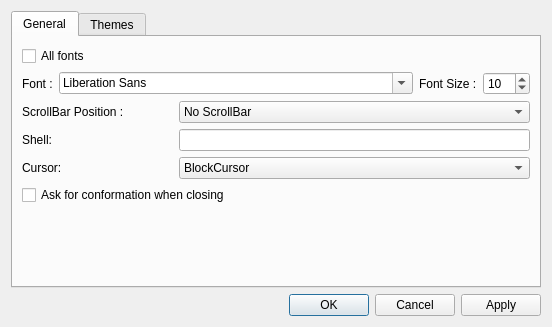
Qt form elokab-terminal/settingdialog.ui (zakariakov/elokab-terminal) before a commit.
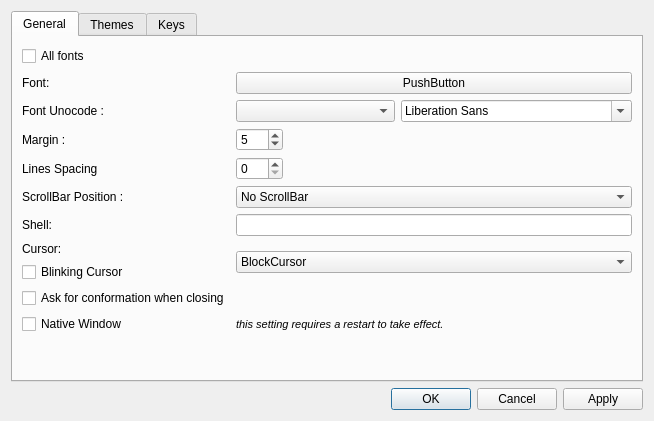
The same form after that commit.

Commit message: added custom font and new tabb and xquery colors

What changed in the file:
```diff
--- a/elokab-terminal/settingdialog.ui
+++ b/elokab-terminal/settingdialog.ui
@@ -6,8 +6,8 @@
    <rect>
     <x>0</x>
     <y>0</y>
-    <width>552</width>
-    <height>327</height>
+    <width>654</width>
+    <height>421</height>
    </rect>
   </property>
   <property name="windowTitle">
@@ -24,45 +24,87 @@
        <string>General</string>
       </attribute>
       <layout class="QGridLayout" name="gridLayout">
-       <item row="2" column="0" colspan="2">
-        <widget class="QLabel" name="label_4">
-         <property name="sizePolicy">
-          <sizepolicy hsizetype="Fixed" vsizetype="Preferred">
-           <horstretch>0</horstretch>
-           <verstretch>0</verstretch>
-          </sizepolicy>
-         </property>
-         <property name="text">
-          <string>ScrollBar Position :</string>
-         </property>
-        </widget>
-       </item>
-       <item row="3" column="2" colspan="4">
+       <item row="6" column="1">
         <widget class="QLineEdit" name="lineEditShell">
          <property name="text">
           <string/>
          </property>
         </widget>
        </item>
-       <item row="4" column="0" colspan="2">
-        <widget class="QLabel" name="label_9">
+       <item row="1" column="1">
+        <widget class="QPushButton" name="pushButtonFont">
          <property name="text">
-          <string>Cursor:</string>
+          <string>PushButton</string>
          </property>
         </widget>
        </item>
-       <item row="1" column="1" colspan="3">
-        <widget class="QFontComboBox" name="fontComboBox"/>
-       </item>
-       <item row="5" column="0" colspan="4">
+       <item row="9" column="0">
         <widget class="QCheckBox" name="checkBoxConfirmClosing">
          <property name="text">
           <string>Ask for conformation when closing</string>
          </property>
         </widget>
        </item>
+       <item row="3" column="1">
+        <widget class="QSpinBox" name="MarginSpinBox">
+         <property name="sizePolicy">
+          <sizepolicy hsizetype="Maximum" vsizetype="Fixed">
+           <horstretch>0</horstretch>
+           <verstretch>0</verstretch>
+          </sizepolicy>
+         </property>
+         <property name="minimum">
+          <number>0</number>
+         </property>
+         <property name="maximum">
+          <number>100</number>
+         </property>
+         <property name="value">
+          <number>5</number>
+         </property>
+        </widget>
+       </item>
+       <item row="4" column="1">
+        <widget class="QSpinBox" name="spinBoxLSpacing">
+         <property name="sizePolicy">
+          <sizepolicy hsizetype="Maximum" vsizetype="Fixed">
+           <horstretch>0</horstretch>
+           <verstretch>0</verstretch>
+          </sizepolicy>
+         </property>
+         <property name="minimum">
+          <number>0</number>
+         </property>
+         <property name="maximum">
+          <number>100</number>
+         </property>
+         <property name="value">
+          <number>0</number>
+         </property>
+        </widget>
+       </item>
+       <item row="2" column="0">
+        <widget class="QLabel" name="label_16">
+         <property name="sizePolicy">
+          <sizepolicy hsizetype="Fixed" vsizetype="Preferred">
+           <horstretch>0</horstretch>
+           <verstretch>0</verstretch>
+          </sizepolicy>
+         </property>
+         <property name="text">
+          <string>Font Unocode :</string>
+         </property>
+        </widget>
+       </item>
+       <item row="8" column="0">
+        <widget class="QCheckBox" name="checkBoxBlinking">
+         <property name="text">
+          <string>Blinking Cursor</string>
+         </property>
+        </widget>
+       </item>
        <item row="1" column="0">
-        <widget class="QLabel" name="label">
+        <widget class="QLabel" name="label_14">
          <property name="sizePolicy">
           <sizepolicy hsizetype="Fixed" vsizetype="Preferred">
            <horstretch>0</horstretch>
@@ -70,11 +112,45 @@
           </sizepolicy>
          </property>
          <property name="text">
-          <string>Font :</string>
+          <string>Font:</string>
          </property>
         </widget>
        </item>
-       <item row="4" column="2" colspan="4">
+       <item row="2" column="1">
+        <layout class="QHBoxLayout" name="horizontalLayout_2">
+         <item>
+          <widget class="QComboBox" name="comboBoxUnicode"/>
+         </item>
+         <item>
+          <widget class="QFontComboBox" name="fontComboBox">
+           <property name="writingSystem">
+            <enum>QFontDatabase::Any</enum>
+           </property>
+          </widget>
+         </item>
+        </layout>
+       </item>
+       <item row="4" column="0">
+        <widget class="QLabel" name="label_11">
+         <property name="sizePolicy">
+          <sizepolicy hsizetype="Fixed" vsizetype="Preferred">
+           <horstretch>0</horstretch>
+           <verstretch>0</verstretch>
+          </sizepolicy>
+         </property>
+         <property name="text">
+          <string>Lines Spacing</string>
+         </property>
+        </widget>
+       </item>
+       <item row="7" column="0">
+        <widget class="QLabel" name="label_9">
+         <property name="text">
+          <string>Cursor:</string>
+         </property>
+        </widget>
+       </item>
+       <item row="7" column="1" rowspan="2">
         <widget class="QComboBox" name="comboBoxCursor">
          <item>
           <property name="text">
@@ -93,45 +169,7 @@
          </item>
         </widget>
        </item>
-       <item row="2" column="2" colspan="4">
-        <widget class="QComboBox" name="ScrollBarComboBox">
-         <item>
-          <property name="text">
-           <string>No ScrollBar</string>
-          </property>
-         </item>
-         <item>
-          <property name="text">
-           <string>ScrollBar Left</string>
-          </property>
-         </item>
-         <item>
-          <property name="text">
-           <string>ScrollBar Right</string>
-          </property>
-         </item>
-        </widget>
-       </item>
-       <item row="1" column="5">
-        <widget class="QSpinBox" name="sizeSpinBox">
-         <property name="sizePolicy">
-          <sizepolicy hsizetype="Maximum" vsizetype="Fixed">
-           <horstretch>0</horstretch>
-           <verstretch>0</verstretch>
-          </sizepolicy>
-         </property>
-         <property name="minimum">
-          <number>6</number>
-         </property>
-         <property name="maximum">
-          <number>100</number>
-         </property>
-         <property name="value">
-          <number>10</number>
-         </property>
-        </widget>
-       </item>
-       <item row="1" column="4">
+       <item row="3" column="0">
         <widget class="QLabel" name="label_2">
          <property name="sizePolicy">
           <sizepolicy hsizetype="Fixed" vsizetype="Preferred">
@@ -140,11 +178,24 @@
           </sizepolicy>
          </property>
          <property name="text">
-          <string>Font Size :</string>
+          <string>Margin :</string>
          </property>
         </widget>
        </item>
-       <item row="6" column="2">
+       <item row="5" column="0">
+        <widget class="QLabel" name="label_4">
+         <property name="sizePolicy">
+          <sizepolicy hsizetype="Fixed" vsizetype="Preferred">
+           <horstretch>0</horstretch>
+           <verstretch>0</verstretch>
+          </sizepolicy>
+         </property>
+         <property name="text">
+          <string>ScrollBar Position :</string>
+         </property>
+        </widget>
+       </item>
+       <item row="11" column="1">
         <spacer name="verticalSpacer">
          <property name="orientation">
           <enum>Qt::Vertical</enum>
@@ -157,20 +208,59 @@
          </property>
         </spacer>
        </item>
-       <item row="3" column="0" colspan="2">
-        <widget class="QLabel" name="label_10">
-         <property name="text">
-          <string>Shell:</string>
-         </property>
-        </widget>
-       </item>
-       <item row="0" column="0" colspan="2">
+       <item row="0" column="0">
         <widget class="QCheckBox" name="checkBoxFont">
          <property name="text">
           <string>All fonts</string>
          </property>
         </widget>
        </item>
+       <item row="5" column="1">
+        <widget class="QComboBox" name="ScrollBarComboBox">
+         <item>
+          <property name="text">
+           <string>No ScrollBar</string>
+          </property>
+         </item>
+         <item>
+          <property name="text">
+           <string>ScrollBar Left</string>
+          </property>
+         </item>
+         <item>
+          <property name="text">
+           <string>ScrollBar Right</string>
+          </property>
+         </item>
+        </widget>
+       </item>
+       <item row="6" column="0">
+        <widget class="QLabel" name="label_10">
+         <property name="text">
+          <string>Shell:</string>
+         </property>
+        </widget>
+       </item>
+       <item row="10" column="0">
+        <widget class="QCheckBox" name="checkBoxNativeWindow">
+         <property name="text">
+          <string>Native Window</string>
+         </property>
+        </widget>
+       </item>
+       <item row="10" column="1">
+        <widget class="QLabel" name="label">
+         <property name="font">
+          <font>
+           <pointsize>8</pointsize>
+           <italic>true</italic>
+          </font>
+         </property>
+         <property name="text">
+          <string>this setting requires a restart to take effect.</string>
+         </property>
+        </widget>
+       </item>
       </layout>
      </widget>
      <widget class="QWidget" name="tabThemes">
@@ -440,6 +530,115 @@
        </item>
       </layout>
      </widget>
+     <widget class="QWidget" name="tab">
+      <attribute name="title">
+       <string>Keys</string>
+      </attribute>
+      <layout class="QVBoxLayout" name="verticalLayout_2">
+       <item>
+        <widget class="QTableWidget" name="tableWidget">
+         <attribute name="horizontalHeaderVisible">
+          <bool>false</bool>
+         </attribute>
+         <row>
+          <property name="text">
+           <string>ADD Tab</string>
+          </property>
+         </row>
+         <row>
+          <property name="text">
+           <string>Copy</string>
+          </property>
+         </row>
+         <row>
+          <property name="text">
+           <string>Paste</string>
+          </property>
+         </row>
+         <row>
+          <property name="text">
+           <string>Zoom In</string>
+          </property>
+         </row>
+         <row>
+          <property name="text">
+           <string>Zoom Out</string>
+          </property>
+         </row>
+         <row>
+          <property name="text">
+           <string>Settings</string>
+          </property>
+         </row>
+         <row>
+          <property name="text">
+           <string>Quit</string>
+          </property>
+         </row>
+         <row>
+          <property name="text">
+           <string>Opacity Decrase</string>
+          </property>
+         </row>
+         <row>
+          <property name="text">
+           <string>Opacity Incrase</string>
+          </property>
+         </row>
+         <column>
+          <property name="text">
+           <string>New Column</string>
+          </property>
+         </column>
+         <item row="0" column="0">
+          <property name="text">
+           <string>1</string>
+          </property>
+         </item>
+         <item row="1" column="0">
+          <property name="text">
+           <string>2</string>
+          </property>
+         </item>
+         <item row="2" column="0">
+          <property name="text">
+           <string>3</string>
+          </property>
+         </item>
+         <item row="3" column="0">
+          <property name="text">
+           <string>4</string>
+          </property>
+         </item>
+         <item row="4" column="0">
+          <property name="text">
+           <string>5</string>
+          </property>
+         </item>
+         <item row="5" column="0">
+          <property name="text">
+           <string>6</string>
+          </property>
+         </item>
+         <item row="6" column="0">
+          <property name="text">
+           <string>7</string>
+          </property>
+         </item>
+         <item row="7" column="0">
+          <property name="text">
+           <string>8</string>
+          </property>
+         </item>
+         <item row="8" column="0">
+          <property name="text">
+           <string>9</string>
+          </property>
+         </item>
+        </widget>
+       </item>
+      </layout>
+     </widget>
     </widget>
    </item>
    <item>
```
Left out of the diff: 36 changed lines with no effect on the pictures. The commit also changes 19 other files.
